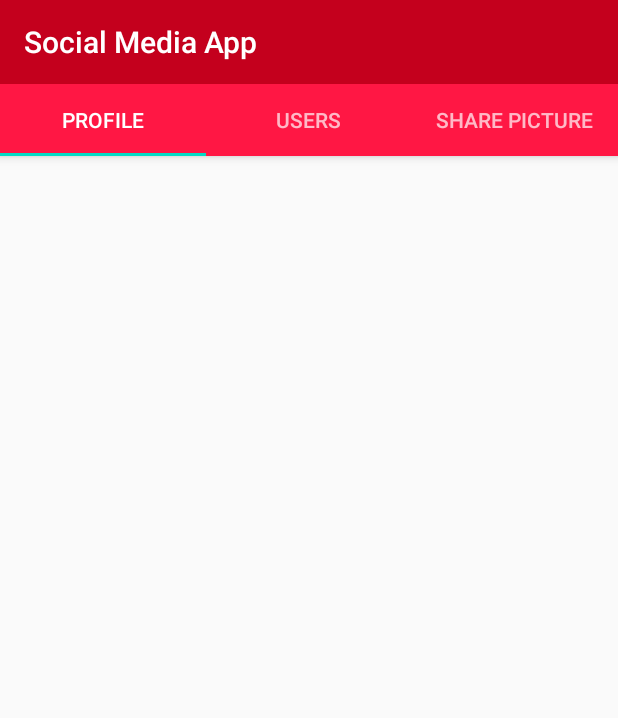
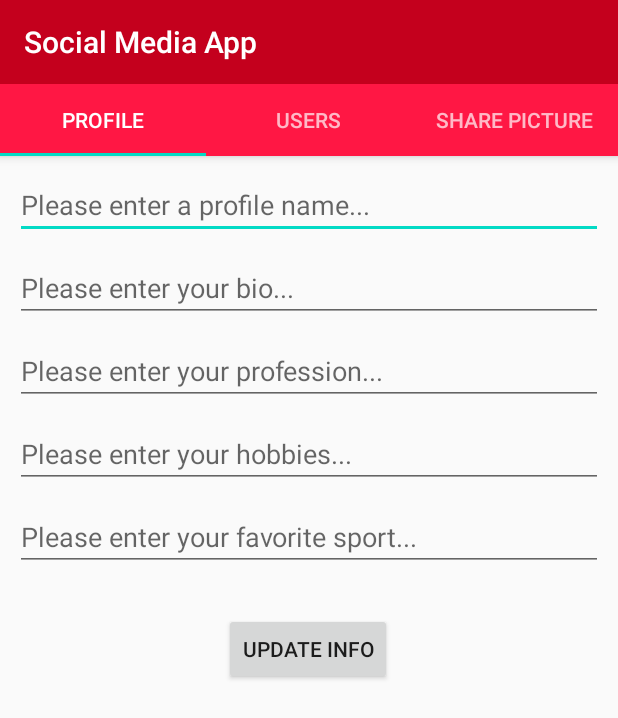
Before and after one commit to L4zarevic/InstagramClone, an Android app: the ProfileTab screen opened directly, with no data from a screen before it, on a phone screen of 412 x 824 dp. Shown: the top 718 px of the screen. Run offline under Robolectric (Android 15) with nearby library versions, the phone set to English and light mode, and no system bars; libraries missing offline, so code that uses them is left out: com.parse, com.shashank.sony; 9 statements that could not run were skipped.

```diff
--- a/app/src/main/AndroidManifest.xml
+++ b/app/src/main/AndroidManifest.xml
@@ -1,6 +1,9 @@
 <?xml version="1.0" encoding="utf-8"?>
 <manifest xmlns:android="http://schemas.android.com/apk/res/android"
     package="com.example.instagramclone">
+
+    <uses-permission android:name="android.permission.INTERNET"/>
+    <uses-permission android:name="android.permission.READ_EXTERNAL_STORAGE"/>
 
     <application
         android:name=".App"
--- a/app/src/main/java/com/example/instagramclone/UsersTab.java
+++ b/app/src/main/java/com/example/instagramclone/UsersTab.java
@@ -7,12 +7,27 @@ import androidx.fragment.app.Fragment;
 import android.view.LayoutInflater;
 import android.view.View;
 import android.view.ViewGroup;
+import android.widget.ArrayAdapter;
+import android.widget.ListView;
+import android.widget.TextView;
+
+import com.parse.FindCallback;
+import com.parse.ParseException;
+import com.parse.ParseQuery;
+import com.parse.ParseUser;
+
+import java.util.ArrayList;
+import java.util.List;
 
 
 /**
  * A simple {@link Fragment} subclass.
  */
 public class UsersTab extends Fragment {
+
+    private ListView listView;
+    private ArrayList arrayList;
+    private ArrayAdapter arrayAdapter;
 
     public UsersTab() {
         // Required empty public constructor
@@ -23,6 +38,32 @@ public class UsersTab extends Fragment {
     public View onCreateView(LayoutInflater inflater, ViewGroup container,
                              Bundle savedInstanceState) {
         // Inflate the layout for this fragment
-        return inflater.inflate(R.layout.fragment_users_tab, container, false);
+        View view = inflater.inflate(R.layout.fragment_users_tab, container, false);
+        listView = view.findViewById(R.id.listView);
+        arrayList = new ArrayList();
+        arrayAdapter = new ArrayAdapter(getContext(),android.R.layout.simple_list_item_1,arrayList);
+
+        //Displaying the message while the user list is being loadeddisplaying the message while the user list is being loaded
+        final TextView txtLoadingUsers = view.findViewById(R.id.txtLoadingUsers);
+
+        ParseQuery<ParseUser> parseQuery = ParseUser.getQuery();
+        parseQuery.whereNotEqualTo("username", ParseUser.getCurrentUser().getUsername());
+        parseQuery.findInBackground(new FindCallback<ParseUser>() {
+            @Override
+            public void done(List<ParseUser> users, ParseException e) {
+                if (e == null) {
+                    if (users.size() > 0) {
+                        for (ParseUser user : users) {
+                            arrayList.add(user.getUsername());
+                        }
+
+                        listView.setAdapter(arrayAdapter);
+                        txtLoadingUsers.animate().alpha(0).setDuration(2);
+                        listView.setVisibility(View.VISIBLE);
+                    }
+                }
+            }
+        });
+        return view;
     }
 }
--- a/app/src/main/res/layout/fragment_profile_tab.xml
+++ b/app/src/main/res/layout/fragment_profile_tab.xml
@@ -1,10 +1,80 @@
 <?xml version="1.0" encoding="utf-8"?>
 <androidx.constraintlayout.widget.ConstraintLayout xmlns:android="http://schemas.android.com/apk/res/android"
+    xmlns:app="http://schemas.android.com/apk/res-auto"
     xmlns:tools="http://schemas.android.com/tools"
     android:layout_width="match_parent"
     android:layout_height="match_parent"
     tools:context=".ProfileTab">
 
 
+    <EditText
+        android:id="@+id/edtProfileName"
+        android:layout_width="0dp"
+        android:layout_height="wrap_content"
+        android:layout_margin="10dp"
+        android:ems="10"
+        android:hint="Please enter a profile name..."
+        android:inputType="textPersonName"
+        app:layout_constraintEnd_toEndOf="parent"
+        app:layout_constraintStart_toStartOf="parent"
+        app:layout_constraintTop_toTopOf="parent" />
 
+    <EditText
+        android:id="@+id/edtProfileBio"
+        android:layout_width="0dp"
+        android:layout_height="wrap_content"
+        android:layout_margin="10dp"
+        android:ems="10"
+        android:hint="Please enter your bio..."
+        android:inputType="textPersonName"
+        app:layout_constraintEnd_toEndOf="parent"
+        app:layout_constraintStart_toStartOf="parent"
+        app:layout_constraintTop_toBottomOf="@+id/edtProfileName" />
+
+    <EditText
+        android:id="@+id/edtProfileProfession"
+        android:layout_width="0dp"
+        android:layout_height="wrap_content"
+        android:layout_margin="10dp"
+        android:ems="10"
+        android:hint="Please enter your profession..."
+        android:inputType="textPersonName"
+        app:layout_constraintEnd_toEndOf="parent"
+        app:layout_constraintStart_toStartOf="parent"
+        app:layout_constraintTop_toBottomOf="@+id/edtProfileBio" />
+
+    <EditText
+        android:id="@+id/edtProfileHobbies"
+        android:layout_width="0dp"
+        android:layout_height="wrap_content"
+        android:layout_margin="10dp"
+        android:ems="10"
+        android:hint="Please enter your hobbies..."
+        android:inputType="textPersonName"
+        app:layout_constraintEnd_toEndOf="parent"
+        app:layout_constraintStart_toStartOf="parent"
+        app:layout_constraintTop_toBottomOf="@+id/edtProfileProfession" />
+
+    <EditText
+        android:id="@+id/edtProfileFavoriteSport"
+        android:layout_width="0dp"
+        android:layout_height="wrap_content"
+        android:layout_margin="10dp"
+        android:ems="10"
+        android:hint="Please enter your favorite sport..."
+        android:inputType="textPersonName"
+        app:layout_constraintEnd_toEndOf="parent"
+        app:layout_constraintStart_toStartOf="parent"
+        app:layout_constraintTop_toBottomOf="@+id/edtProfileHobbies" />
+
+    <Button
+        android:id="@+id/btnUpdateInfo"
+        android:layout_width="wrap_content"
+        android:layout_height="wrap_content"
+        android:layout_marginTop="28dp"
+        android:text="Update info"
+        app:layout_constraintEnd_toEndOf="parent"
+        app:layout_constraintHorizontal_bias="0.498"
+        app:layout_constraintStart_toStartOf="parent"
+        app:layout_constraintTop_toBottomOf="@+id/edtProfileFavoriteSport" />
 </androidx.constraintlayout.widget.ConstraintLayout>
```
Also changed, not shown: app/src/main/java/com/example/instagramclone/ProfileTab.java (+85 -1 lines), app/src/main/res/layout/fragment_users_tab.xml (+41 -0 lines), app/src/main/res/layout/fragment_share_picture_tab.xml (line endings or trailing spaces).
